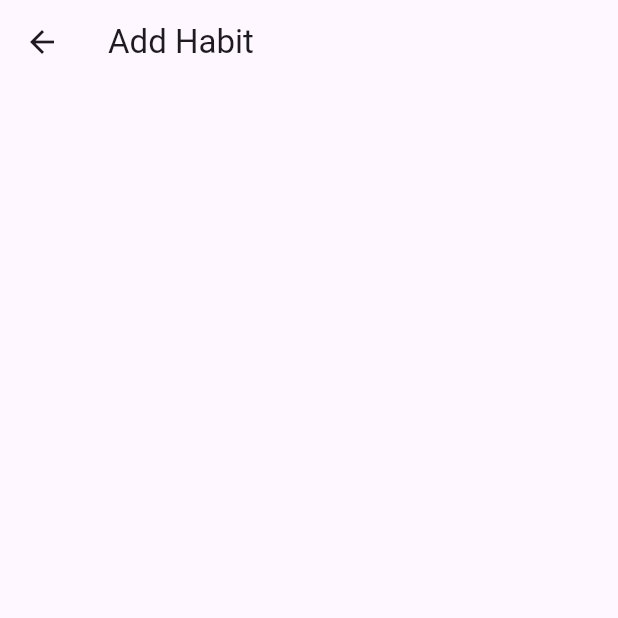
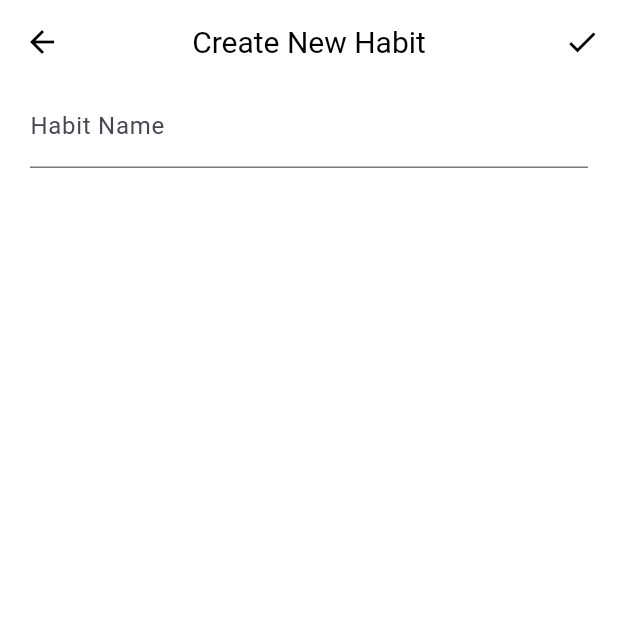
Before and after one commit to sthcasaclang/habit-tracker, a Flutter app: the addHabitQuantitative screen opened directly, on a phone screen of 412 x 824 dp, the top half of it. Run offline on Flutter 3.47's test engine with Material 3 defaults, Android fonts, the phone set to English and light mode, and no system bars; our stand-ins replace flutter_slidable, google_fonts, sliding_up_panel; Roboto replaces fonts that are missing (Ubuntu).

Commit message:
Added Habit Screen and Moved Delete Function
Added habit screen for habit information.
Moved Delete Function Inside Habit Card.

```diff
--- a/lib/addHabitQualitative.dart
+++ b/lib/addHabitQualitative.dart
@@ -19,7 +19,7 @@ class _addHabitQualitativeState extends State<addHabitQualitative> {
 
   void saveNewHabit() {
     setState(() {
-      habitData.add(Habits(habitName: _newHabitName.text));
+      habitData.add(Habits(habitType: 1, habitName: _newHabitName.text));
     });
   }
 
@@ -32,7 +32,7 @@ class _addHabitQualitativeState extends State<addHabitQualitative> {
         ),
         centerTitle: true,
         title: Text(
-          'Add Habit',
+          'Create New Habit',
           style: GoogleFonts.ubuntu(
             textStyle: TextStyle(
               color: Colors.black,
--- a/lib/addHabitQuantitative.dart
+++ b/lib/addHabitQuantitative.dart
@@ -1,13 +1,81 @@
 import 'package:flutter/material.dart';
+import 'package:google_fonts/google_fonts.dart';
+import 'package:habit_tracker/habitsList.dart';
+import 'main.dart';
+import 'homepage.dart';
+import 'habitsList.dart';
 
-class addHabitQuantitative extends StatelessWidget {
-  const addHabitQuantitative({super.key});
+class addHabitQuantitative extends StatefulWidget {
+  addHabitQuantitative({super.key});
+
+  @override
+  State<addHabitQuantitative> createState() => _addHabitQuantitative();
+}
+
+class _addHabitQuantitative extends State<addHabitQuantitative> {
+  final List<Habits> habitData = Habits.habitsData;
+
+  final _newHabitName = TextEditingController();
+
+  void saveNewHabit() {
+    setState(() {
+      habitData.add(Habits(habitType: 2, habitName: _newHabitName.text));
+    });
+  }
 
   @override
   Widget build(BuildContext context) {
     return Scaffold(
       appBar: AppBar(
-        title: Text("Add Habit"),
+        iconTheme: IconThemeData(
+          color: Colors.black, //change your color here
+        ),
+        centerTitle: true,
+        title: Text(
+          'Create New Habit',
+          style: GoogleFonts.ubuntu(
+            textStyle: TextStyle(
+              color: Colors.black,
+              fontWeight: FontWeight.normal,
+              fontSize: 20,
+            ),
+          ),
+        ),
+        backgroundColor: Colors.white,
+        elevation: 0,
+        actions: <Widget>[
+          IconButton(
+            icon: Icon(
+              Icons.check_sharp,
+              color: Colors.black,
+            ),
+            onPressed: () {
+              saveNewHabit();
+              /*Navigator.push(
+                  context, MaterialPageRoute(builder: (context) => MyApp()));*/
+              Navigator.push(
+                  context,
+                  MaterialPageRoute(
+                    builder: (context) => MyApp(),
+                  ));
+            },
+          )
+        ],
+      ),
+      backgroundColor: Colors.white,
+      body: Column(
+        children: [
+          Container(
+            margin: EdgeInsets.only(left: 20, right: 20, bottom: 10),
+            child: TextFormField(
+              controller: _newHabitName,
+              decoration: const InputDecoration(
+                border: UnderlineInputBorder(),
+                labelText: 'Habit Name',
+              ),
+            ),
+          ),
+        ],
       ),
     );
   }
--- a/lib/addHabitType.dart
+++ b/lib/addHabitType.dart
@@ -12,7 +12,7 @@ class AddHabitType extends StatelessWidget {
       appBar: AppBar(
         centerTitle: true,
         title: Text(
-          'Add Habit',
+          'Create New Habit',
           style: GoogleFonts.ubuntu(
             textStyle: TextStyle(
               color: Colors.black,
@@ -82,7 +82,7 @@ class AddHabitType extends StatelessWidget {
                   Navigator.push(
                     context,
                     MaterialPageRoute(
-                        builder: (context) => const addHabitQuantitative()),
+                        builder: (context) => addHabitQuantitative()),
                   );
                 },
                 child: Text('Measurable',
--- a/lib/habitsList.dart
+++ b/lib/habitsList.dart
@@ -1,11 +1,13 @@
 class Habits {
+  int habitId = 0;
+  int habitType = 0;
   String habitName;
 
-  Habits({required this.habitName});
+  Habits({required this.habitType, required this.habitName});
 
   static final List<Habits> habitsData = [
-    Habits(habitName: "Workout"),
-    Habits(habitName: "Sleep 8 Hours"),
-    Habits(habitName: "Read a Book"),
+    Habits(habitType: 0, habitName: "Workout"),
+    Habits(habitType: 0, habitName: "Sleep 8 Hours"),
+    Habits(habitType: 0, habitName: "Read a Book"),
   ];
 }
--- a/lib/homepage.dart
+++ b/lib/homepage.dart
@@ -18,6 +18,10 @@ class _HomePageState extends State<HomePage> {
   @override
   Widget build(BuildContext context) {
     print("homepage habitData: $habitData");
+
+    for (var habit in Habits.habitsData) {
+      print('habitType: ${habit.habitType}, habitName: ${habit.habitName}');
+    }
     return Scaffold(
       backgroundColor: Colors.white,
       body: Container(
--- a/pubspec.yaml
+++ b/pubspec.yaml
@@ -39,6 +39,8 @@ dependencies:
   cupertino_icons: ^1.0.2
   google_fonts: ^5.0.0
   flutter_slidable: ^3.0.1
+
+  sliding_up_panel: ^2.0.0+1
 
 
 dev_dependencies:
```
Also changed, not shown: lib/habitCard.dart (+10 -4 lines), lib/habitScreen.dart (added, +322 -0 lines), pubspec.lock.
